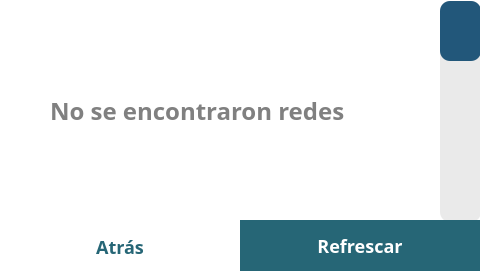
Giocerz/water_quality_rpi_unal, file src/views/WifiView/WifiList.ui: the form before one commit.
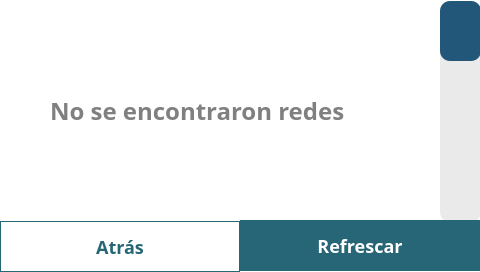
The form after the commit.

Commit message: fix: add border to QPushButton for improved visual distinction

What changed in the file:
```diff
--- a/src/views/WifiView/WifiList.ui
+++ b/src/views/WifiView/WifiList.ui
@@ -147,6 +147,7 @@
      <string notr="true">QPushButton {
 	background-color: white;
 	color: #266676;
+	border: 1px solid #266676;
 }</string>
     </property>
     <property name="text">
```
The commit also changes 1 other file.
